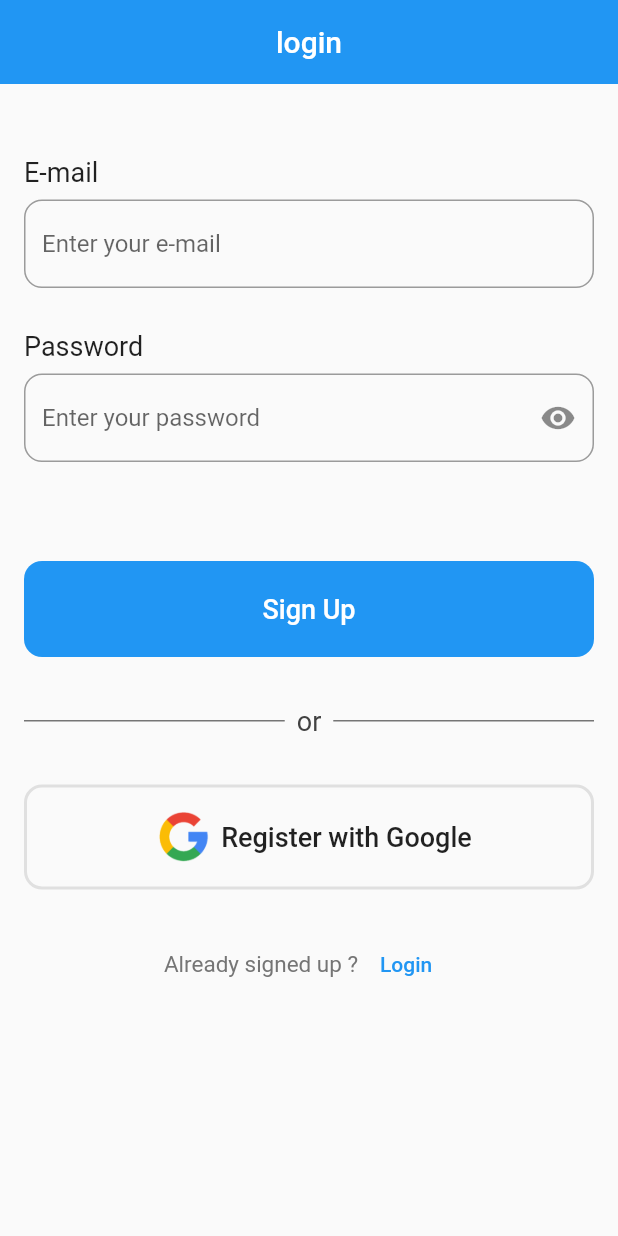
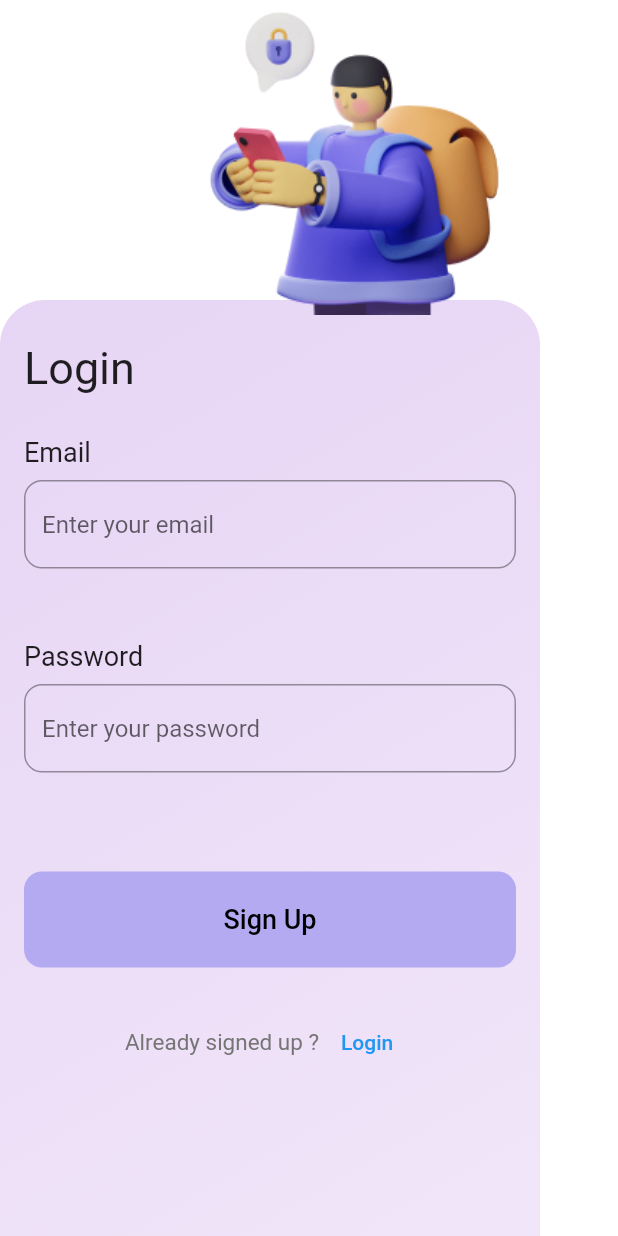
Before and after one commit to kareem2002-k/ClassMate, a Flutter app: the screen it shows after launch, on a phone screen of 412 x 824 dp. Run offline on Flutter 3.47's test engine with Material 2 defaults, Android fonts, the phone set to English and light mode, and no system bars; our stand-ins replace cloud_firestore, firebase_auth, firebase_core; accounts and stored records are empty.

Commit message:
second version of  login page

```diff
--- a/lib/pages/LoginPage.dart
+++ b/lib/pages/LoginPage.dart
@@ -1,64 +1,97 @@
+
+
+
+
 import 'package:flutter/material.dart';
 
 class LoginPage extends StatefulWidget {
-  const LoginPage({super.key});
+  const LoginPage({Key? key}) : super(key: key);
 
   @override
   State<LoginPage> createState() => _LoginPageState();
 }
 
 class _LoginPageState extends State<LoginPage> {
+  Color myColor = const Color.fromRGBO(179, 121, 223, 0.2);
+  Color signup = const Color.fromRGBO(180, 170, 242, 100);
+
   @override
   Widget build(BuildContext context) {
     return Scaffold(
+      body: Center(
+        child: Stack(
+          children: [
+            Container(
+              width: double.infinity,
+              height: double.infinity,
+              color: Colors.white, // Set the background color here
+            ),
+            Positioned(
+              top: 0,
+              right: 0,
+              left: 80, // Position at the top-right corner
+              child: Container(
+                width: 210, // Adjust the width as needed
+                height: 210, // Adjust the height as needed
+                child: const Image(
+                  image: AssetImage('assets/images/Illustration.png'),
+                ),
+              ),
+            ),
+            Positioned(
+              top: 200,
+              bottom: 0,
+              child: Container(
+                width: 360,
 
-        appBar: AppBar(
-        title: const Text("login"),
-    centerTitle: true,
-    elevation: 0,
+                decoration: const BoxDecoration(
+                  borderRadius: BorderRadius.only(
+                    topLeft: Radius.circular(30),
+                    topRight: Radius.circular(30),
                   ),
-    body: SingleChildScrollView(
+                  gradient: LinearGradient(
+                    begin: Alignment.topLeft,
+                    end: Alignment.bottomRight,
+                    colors: [
+                      Color(0x50B379DF), // Start color (with opacity)
+                      Color(0x30B379DF), // End color (with opacity)
+                    ],
+                  ),
+                ),
+                child: SingleChildScrollView(
+                  // Wrap the Column with SingleChildScrollView
                   child: Column(
                     crossAxisAlignment: CrossAxisAlignment.start,
                     children: [
                       const SizedBox(height: 20),
-    // const Padding(
-    // padding: EdgeInsets.fromLTRB(16.0, 8.0, 16.0, 0),
-    // child: Text(
-    // "Name",
-    // style: TextStyle(fontSize: 18),
-    // ),
-    // ),
-   //  Padding(
-   //  padding: const EdgeInsets.fromLTRB(16.0, 8.0, 16.0, 0),
-   //  child: TextField(
-   //  controller: nameCont,
-   //  decoration: InputDecoration(
-   //  border: OutlineInputBorder(
-   //  borderRadius: BorderRadius.circular(12.0)),
-   //  hintText: 'Enter your name',
-   //  ),
-   //  ),
-   //  ),
+                      const Padding(
+                        padding: EdgeInsets.fromLTRB(16.0, 8.0, 16.0, 0),
+                        child: Text(
+                          "Login",
+                          style: TextStyle(fontSize: 30),
+                        ),
+                      ),
                       const SizedBox(height: 20),
                       const Padding(
                         padding: EdgeInsets.fromLTRB(16.0, 8.0, 16.0, 0),
                         child: Text(
-    "E-mail",
+                          "Email",
                           style: TextStyle(fontSize: 18),
                         ),
                       ),
                       Padding(
                         padding: const EdgeInsets.fromLTRB(16.0, 8.0, 16.0, 0),
                         child: TextField(
-    //controller: emailCont,
+                          // controller: emailCont,
                           decoration: InputDecoration(
                             border: OutlineInputBorder(
-    borderRadius: BorderRadius.circular(12.0)),
-    hintText: 'Enter your e-mail',
+                              borderRadius: BorderRadius.circular(12.0),
+                            ),
+                            hintText: 'Enter your email',
                           ),
                         ),
                       ),
+                      const SizedBox(height: 20),
                       const SizedBox(height: 20),
                       const Padding(
                         padding: EdgeInsets.fromLTRB(16.0, 8.0, 16.0, 0),
@@ -70,24 +103,26 @@ class _LoginPageState extends State<LoginPage> {
                       Padding(
                         padding: const EdgeInsets.fromLTRB(16.0, 8.0, 16.0, 0),
                         child: TextField(
-    //controller: passCont,
+                          // controller: passCont,
+                          obscureText: true,
                           decoration: InputDecoration(
                             border: OutlineInputBorder(
-    borderRadius: BorderRadius.circular(12.0)),
+                              borderRadius: BorderRadius.circular(12.0),
+                            ),
                             hintText: 'Enter your password',
-    suffixIcon: Icon(Icons.remove_red_eye),
                           ),
                         ),
                       ),
-    const SizedBox(height: 50),
+                      const SizedBox(height: 50), // Add spacing
                       Center(
                         child: Padding(
                           padding: const EdgeInsets.all(16.0),
                           child: Container(
                             padding: const EdgeInsets.all(8.0),
                             decoration: BoxDecoration(
-    color: Colors.blue,
-    borderRadius: BorderRadius.circular(12.0)),
+                              color: signup,
+                              borderRadius: BorderRadius.circular(12.0),
+                            ),
                             child: MaterialButton(
                               onPressed: () {},
                               child: const Row(
@@ -95,70 +130,11 @@ class _LoginPageState extends State<LoginPage> {
                                 children: [
                                   Text(
                                     "Sign Up",
-    style: TextStyle(fontSize: 18, color: Colors.white),
-    )
-    ],
+                                    style: TextStyle(
+                                      fontSize: 18,
+                                      color: Colors.black,
                                     ),
                                   ),
-    ),
-    ),
-    ),
-    //const SizedBox(height: 20.0),
-    Padding(
-    padding: const EdgeInsets.all(16.0),
-    child: Row(
-    children: [
-    Expanded(
-    child: Container(
-    margin: const EdgeInsets.only(right: 8.0),
-    height: 1.0, // Adjust the height as needed
-    color: Colors.grey[600], // Color of the dashes
-    ),
-    ),
-    Text(
-    "or",
-    style: TextStyle(
-    color: Colors.grey[800],
-    fontSize: 18,
-    ),
-    ),
-    Expanded(
-    child: Container(
-    margin: const EdgeInsets.only(left: 8.0),
-    height: 1.0, // Adjust the height as needed
-    color: Colors.grey[600], // Color of the dashes
-    ),
-    ),
-    ],
-    ),
-    ),
-    Center(
-    child: Padding(
-    padding: const EdgeInsets.all(16.0),
-    child: Container(
-    padding: const EdgeInsets.all(8.0),
-    decoration: BoxDecoration(
-    border: Border.all(
-    color: Colors.grey.shade300, // Border color
-    width: 2.0, // Border width
-    ),
-    borderRadius: BorderRadius.circular(12.0)),
-    child: MaterialButton(
-    onPressed: () {},
-    child: Row(
-    mainAxisAlignment: MainAxisAlignment.center,
-    children: [
-    Container(
-    width: 50.0,
-    height: 50.0,
-    // padding: EdgeInsets.all(10.0),
-    alignment: Alignment.center,
-    child: Image.asset("assets/images/google.png"),
-    ),
-    const Text(
-    "Register with Google",
-    style: TextStyle(fontSize: 18),
-    )
                                 ],
                               ),
                             ),
@@ -185,8 +161,11 @@ class _LoginPageState extends State<LoginPage> {
                     ],
                   ),
                 ),
+              ),
+            ),
+          ],
+        ),
+      ),
     );
   }
-
-
 }
```
Also changed, not shown: assets/images/Illustration.png (added). Lines whose indentation alone changed are shown as unchanged.
